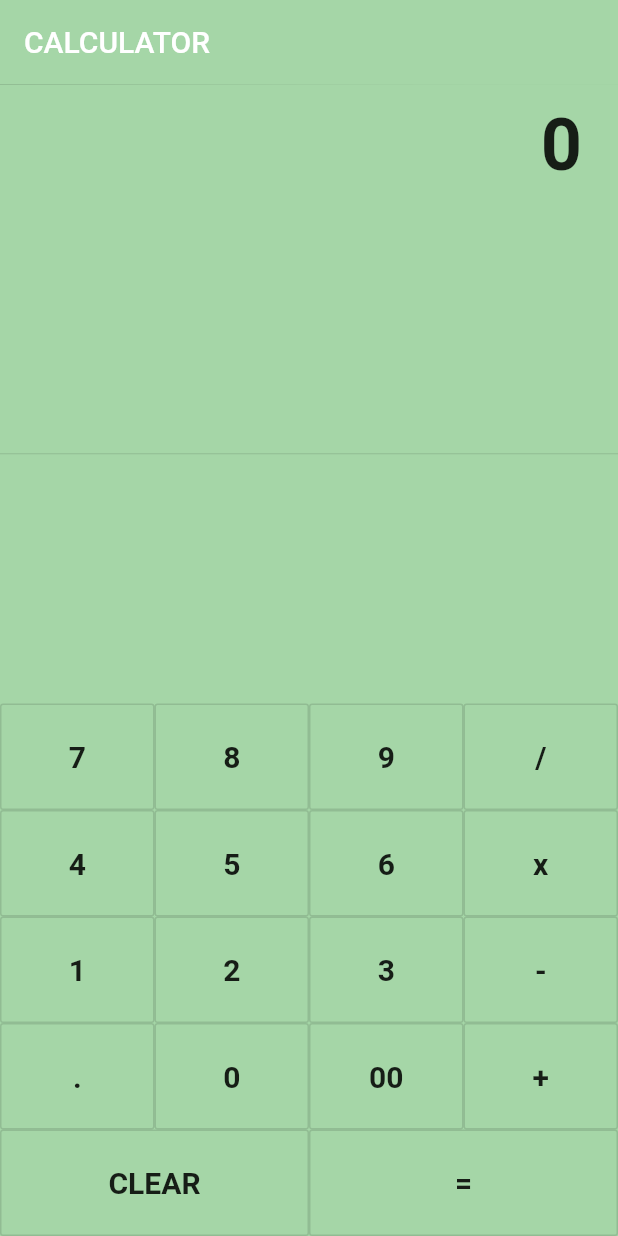
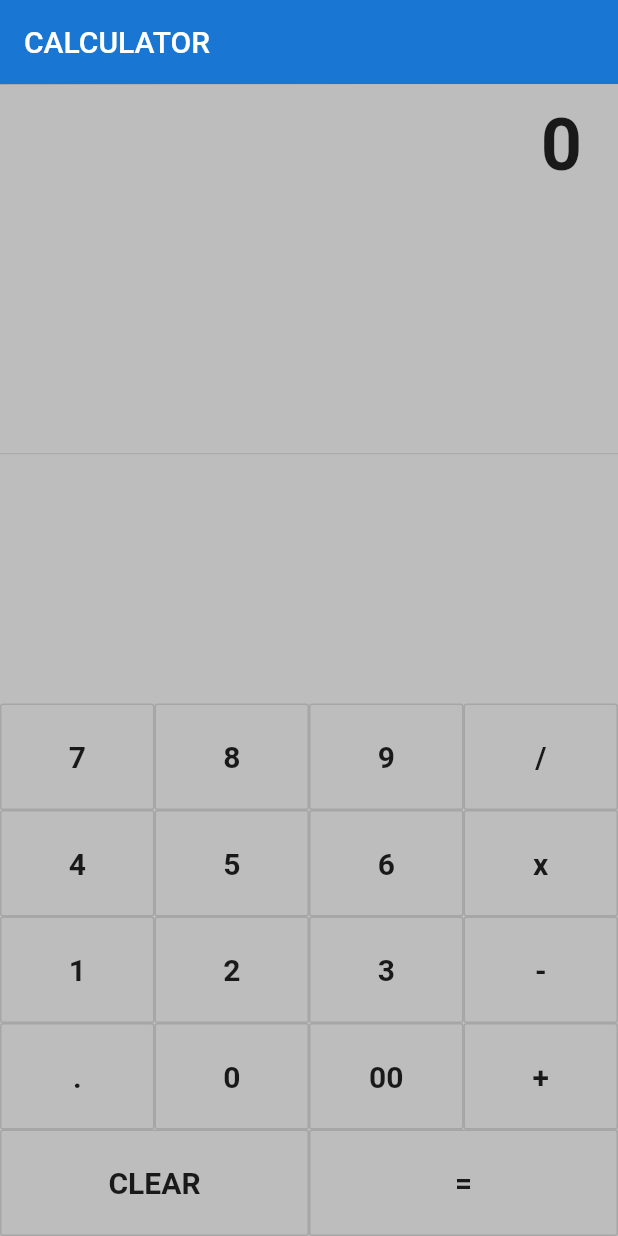
Before and after one commit to nityanandagohain/flutter_calculator, a Flutter app: the screen it shows after launch, on a phone screen of 412 x 824 dp. Run offline on Flutter 3.47's test engine with Material 2 defaults, Android fonts, the phone set to English and light mode, and no system bars.

Commit message:
Colors updated and debug banner removed

```diff
--- a/lib/main.dart
+++ b/lib/main.dart
@@ -8,6 +8,7 @@ class MyApp extends StatelessWidget {
   Widget build(BuildContext context) {
     return MaterialApp(
       title: 'Flutter Demo',
+      debugShowCheckedModeBanner: false,
       theme: ThemeData(
         primarySwatch: Colors.blue,
       ),
--- a/lib/ui/calculator.dart
+++ b/lib/ui/calculator.dart
@@ -87,10 +87,10 @@ class _CalculatorState extends State<Calculator> {
     return new Scaffold(
       appBar: new AppBar(
         title: new Text("CALCULATOR"),
-        backgroundColor: Colors.green.shade200,
+        backgroundColor: Color(0xFF1976d2),
         elevation: 0.2,
       ),
-      backgroundColor: Colors.green.shade200,
+      backgroundColor: Colors.grey.shade400,
       body: new Container(
         child: Column(
           children: <Widget>[
```
